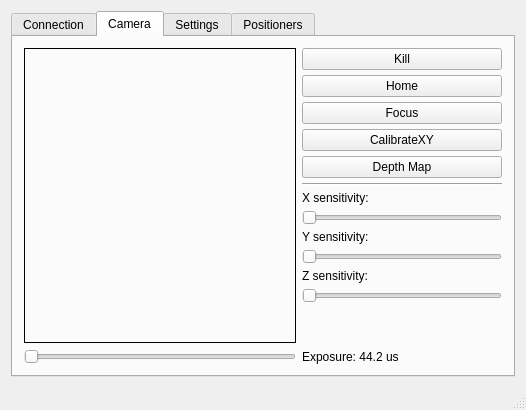
Above: GUI/mainwindow.ui from mvxe/MLA-CS before the change. Below: the same form after it.
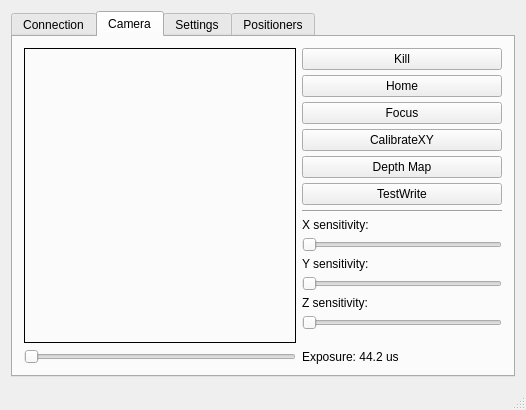
That is the form after the change. The open tabs and pages were chosen to show the change. Icons and pictures are not drawn. Custom widgets are drawn as their Qt base class.

Commit message: added a test laser write procedure: writes a square

What changed in the file:
```diff
--- a/GUI/mainwindow.ui
+++ b/GUI/mainwindow.ui
@@ -326,7 +326,7 @@
          </widget>
         </item>
         <item row="0" column="2">
-         <layout class="QVBoxLayout" name="verticalLayout_3" stretch="0,0,0,0,0,0,0,0,0,0,0,0,0">
+         <layout class="QVBoxLayout" name="verticalLayout_3" stretch="0,0,0,0,0,0,0,0,0,0,0,0,0,0">
           <property name="spacing">
            <number>5</number>
           </property>
@@ -389,6 +389,13 @@
             </property>
            </widget>
           </item>
+          <item>
+           <widget class="QPushButton" name="btn_wrtingTest">
+            <property name="text">
+             <string>TestWrite</string>
+            </property>
+           </widget>
+          </item>
           <item>
            <widget class="Line" name="line">
             <property name="orientation">
```
The commit also changes 6 other files.
